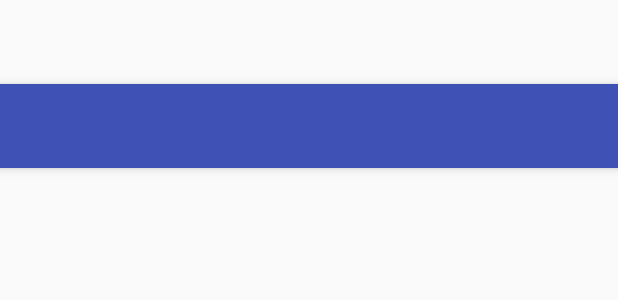
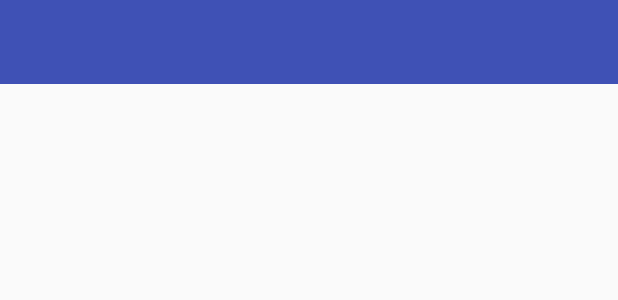
Before and after one commit to liujiescut/WeexAndroidTemplate, an Android app: the layout activity_index.xml on its own in the app's theme, with its tools: preview values and no code run, on a phone screen of 412 x 824 dp. Shown: the top 300 px of the screen. Run offline under Robolectric (Android 15) with nearby library versions, the phone set to English and light mode, and no system bars.

Commit message:
修复首页显示Bug

```diff
--- a/playground/app/src/main/res/layout/activity_index.xml
+++ b/playground/app/src/main/res/layout/activity_index.xml
@@ -1,5 +1,5 @@
 <?xml version="1.0" encoding="utf-8"?>
-<android.support.design.widget.CoordinatorLayout xmlns:android="http://schemas.android.com/apk/res/android"
+<RelativeLayout xmlns:android="http://schemas.android.com/apk/res/android"
     xmlns:app="http://schemas.android.com/apk/res-auto"
     xmlns:tools="http://schemas.android.com/tools"
     android:layout_width="match_parent"
@@ -7,23 +7,43 @@
     android:fitsSystemWindows="true"
     tools:context=".IndexActivity">
 
-    <android.support.design.widget.AppBarLayout
-        android:id="@+id/index_title_bar"
+    <android.support.v7.widget.Toolbar
+        android:id="@+id/toolbar"
         android:layout_width="match_parent"
-        android:layout_height="wrap_content"
-        android:theme="@style/AppTheme.AppBarOverlay">
+        android:layout_height="?attr/actionBarSize"
+        android:background="?attr/colorPrimary"
+        app:popupTheme="@style/AppTheme.PopupOverlay" />
 
-        <android.support.v7.widget.Toolbar
-            android:id="@+id/toolbar"
+    <RelativeLayout
+        android:id="@+id/index_container_holder"
+        android:layout_width="match_parent"
+        android:layout_height="match_parent"
+        android:layout_below="@+id/toolbar">
+
+        <FrameLayout
+            android:id="@+id/index_container"
             android:layout_width="match_parent"
-            android:layout_height="?attr/actionBarSize"
-            android:background="?attr/colorPrimary"
-            app:popupTheme="@style/AppTheme.PopupOverlay" />
+            android:layout_height="match_parent"
+            android:orientation="vertical">
 
-    </android.support.design.widget.AppBarLayout>
+        </FrameLayout>
 
-    <include
-        android:id="@+id/index_view_container"
-        layout="@layout/content_wx_main" />
+        <ProgressBar
+            android:id="@+id/index_progressBar"
+            android:layout_width="wrap_content"
+            android:layout_height="wrap_content"
+            android:layout_centerInParent="true"
+            android:visibility="gone" />
 
-</android.support.design.widget.CoordinatorLayout>
+        <TextView
+            android:id="@+id/index_tip"
+            android:layout_width="wrap_content"
+            android:layout_height="wrap_content"
+            android:layout_alignWithParentIfMissing="true"
+            android:layout_below="@+id/index_progressBar"
+            android:layout_centerHorizontal="true"
+            android:layout_margin="10dp"
+            android:text="loading...."
+            android:visibility="gone" />
+    </RelativeLayout>
+</RelativeLayout>
--- a/playground/app/src/main/res/layout/content_wx_main.xml
+++ b/playground/app/src/main/res/layout/content_wx_main.xml
@@ -2,8 +2,7 @@
 <RelativeLayout xmlns:android="http://schemas.android.com/apk/res/android"
     xmlns:app="http://schemas.android.com/apk/res-auto"
     android:layout_width="match_parent"
-    android:layout_height="match_parent"
-    app:layout_behavior="@string/appbar_scrolling_view_behavior">
+    android:layout_height="match_parent">
 
     <FrameLayout
         android:id="@+id/index_container"
```
Also changed, not shown: playground/app/src/main/java/com/alibaba/weex/IndexActivity.java (+4 -8 lines), 1 other file.
